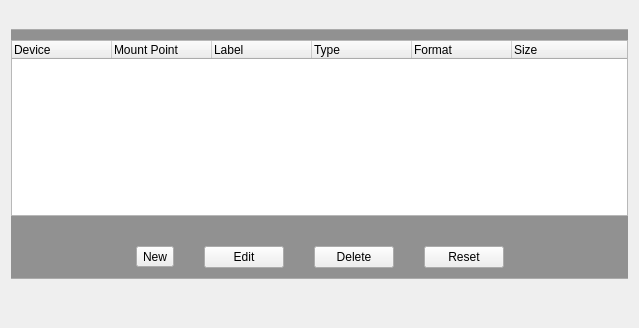
First picture: the form in yali/gui/Ui/manualpartwidget.ui, repository dadas45li/yali, before the edit.
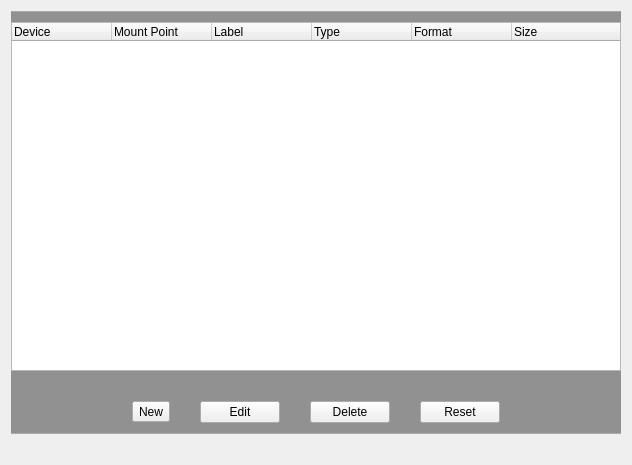
Second picture: the form after the edit.

Commit message: * update view after operations

Diff of the .ui file:
```diff
--- a/yali/gui/Ui/manualpartwidget.ui
+++ b/yali/gui/Ui/manualpartwidget.ui
@@ -6,8 +6,8 @@
    <rect>
     <x>0</x>
     <y>0</y>
-    <width>639</width>
-    <height>328</height>
+    <width>632</width>
+    <height>465</height>
    </rect>
   </property>
   <property name="windowTitle">
@@ -31,7 +31,7 @@
      <property name="maximumSize">
       <size>
        <width>16777215</width>
-       <height>250</height>
+       <height>750</height>
       </size>
      </property>
      <property name="styleSheet">
```
The commit also changes 1 other file.
